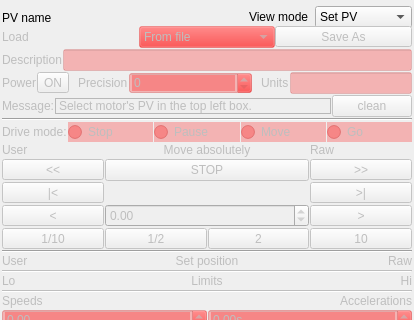
Qt form qcamotorgui/qcamotorgui-setup.ui (AustralianSynchrotron/motorcontrol) before a commit; both pictures show x 0 to 414 and y 0 to 320 of the 414 by 996 pixel window.
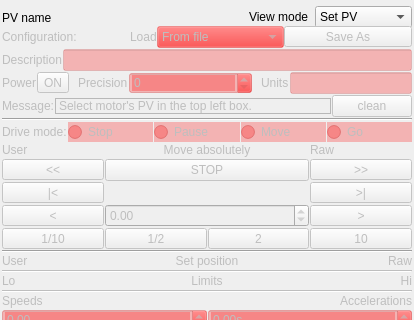
The same form after that commit. Custom widgets are drawn as their Qt base class.

Diff of the .ui file:
```diff
--- a/qcamotorgui/qcamotorgui-setup.ui
+++ b/qcamotorgui/qcamotorgui-setup.ui
@@ -161,10 +161,17 @@
       <property name="margin">
        <number>0</number>
       </property>
+      <item>
+       <widget class="QLabel" name="label_14">
+        <property name="text">
+         <string>Configuration:</string>
+        </property>
+       </widget>
+      </item>
       <item>
        <widget class="QLabel" name="label_52">
         <property name="sizePolicy">
-         <sizepolicy hsizetype="Preferred" vsizetype="Fixed">
+         <sizepolicy hsizetype="Fixed" vsizetype="Fixed">
           <horstretch>0</horstretch>
           <verstretch>0</verstretch>
          </sizepolicy>
```
